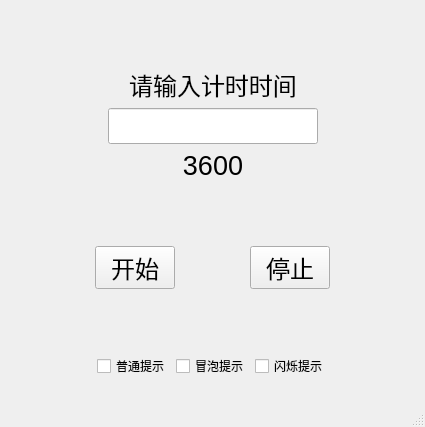
sihe-gg/ClockTime, file mainwindow.ui: the form before one commit.
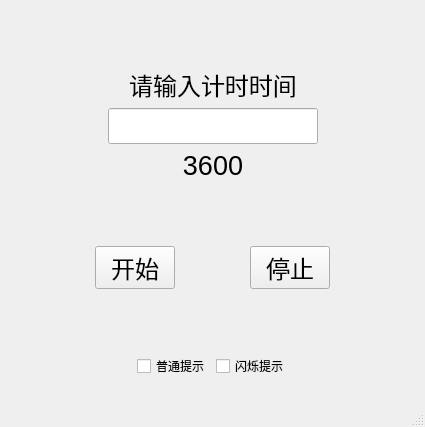
The form after the commit.

The edit to the form file:
```diff
--- a/mainwindow.ui
+++ b/mainwindow.ui
@@ -131,8 +131,8 @@
           <item row="0" column="0">
            <widget class="QWidget" name="widget_4" native="true">
             <layout class="QGridLayout" name="gridLayout_2">
-             <item row="1" column="0">
-              <spacer name="horizontalSpacer_6">
+             <item row="1" column="3">
+              <spacer name="horizontalSpacer_7">
                <property name="orientation">
                 <enum>Qt::Horizontal</enum>
                </property>
@@ -144,6 +144,13 @@
                </property>
               </spacer>
              </item>
+             <item row="1" column="2">
+              <widget class="QCheckBox" name="checkBox_flicker">
+               <property name="text">
+                <string>闪烁提示</string>
+               </property>
+              </widget>
+             </item>
              <item row="1" column="1">
               <widget class="QCheckBox" name="checkBox_common">
                <property name="text">
@@ -151,22 +158,8 @@
                </property>
               </widget>
              </item>
-             <item row="1" column="3">
-              <widget class="QCheckBox" name="checkBox_flicker">
-               <property name="text">
-                <string>闪烁提示</string>
-               </property>
-              </widget>
-             </item>
-             <item row="1" column="2">
-              <widget class="QCheckBox" name="checkBox_bubble">
-               <property name="text">
-                <string>冒泡提示</string>
-               </property>
-              </widget>
-             </item>
-             <item row="1" column="4">
-              <spacer name="horizontalSpacer_7">
+             <item row="1" column="0">
+              <spacer name="horizontalSpacer_6">
                <property name="orientation">
                 <enum>Qt::Horizontal</enum>
                </property>
```
